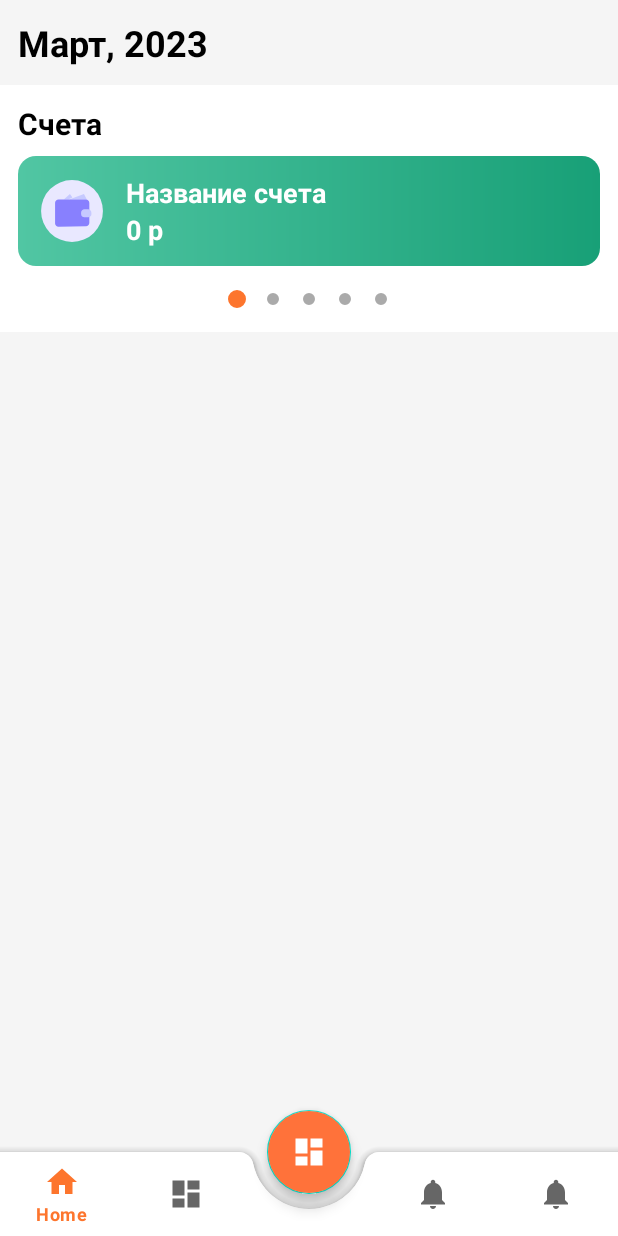
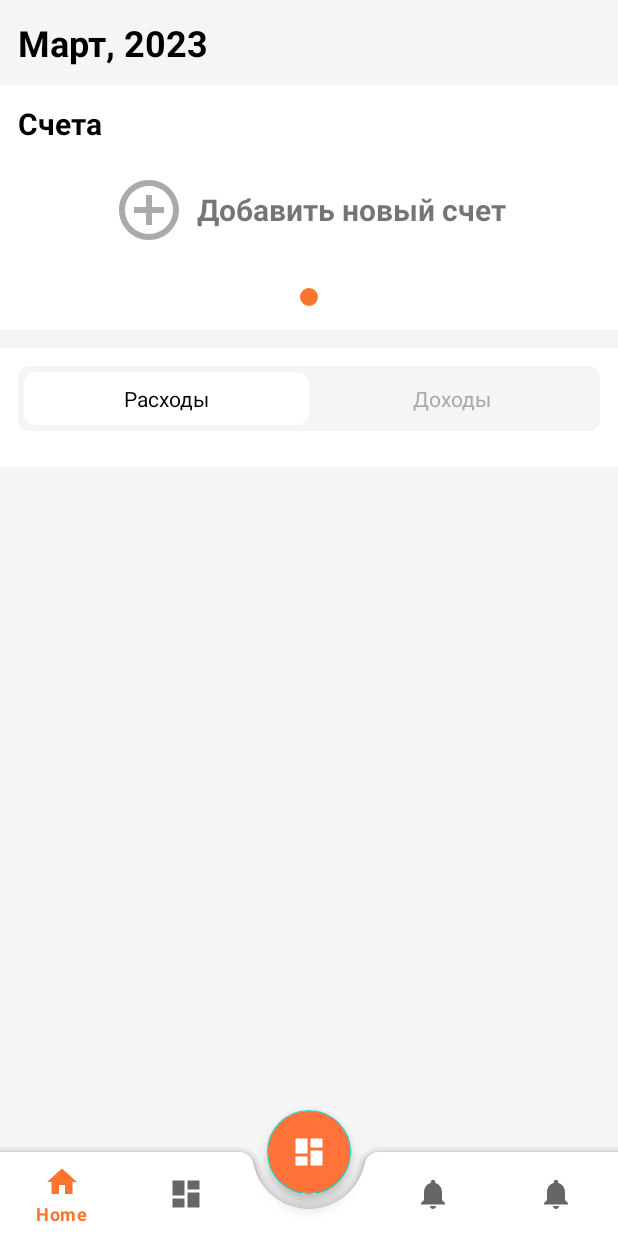
Before and after one commit to artemObrazumov/MoneySaver, an Android app: the screen it shows after launch (MainActivity), on a phone screen of 412 x 824 dp. Run offline under Robolectric (Android 15) with nearby library versions, the phone set to English and light mode, and no system bars; our stand-ins replace navigation-ui.

Commit message:
design tweaks

```diff
--- a/app/src/main/AndroidManifest.xml
+++ b/app/src/main/AndroidManifest.xml
@@ -11,6 +11,9 @@
         android:supportsRtl="true"
         android:theme="@style/Theme.MoneySaver"
         tools:targetApi="31">
+        <activity
+            android:name=".ui.bill_editor.BillEditorActivity"
+            android:exported="false" />
         <activity
             android:name=".ui.transaction_editor.TransactionEditorActivity"
             android:exported="false" />
--- a/app/src/main/java/com/borsch_team/moneysaver/ui/adapter/BillsAdapter.kt
+++ b/app/src/main/java/com/borsch_team/moneysaver/ui/adapter/BillsAdapter.kt
@@ -3,11 +3,20 @@ package com.borsch_team.moneysaver.ui.adapter
 import androidx.fragment.app.Fragment
 import androidx.fragment.app.FragmentActivity
 import androidx.viewpager2.adapter.FragmentStateAdapter
+import com.borsch_team.moneysaver.ui.bill_slide.BillLastSlideFragment
 import com.borsch_team.moneysaver.ui.bill_slide.BillSlideFragment
 
 class BillsAdapter(
     activity: FragmentActivity,
+    private val onNewBillClicked: () -> Unit
 ): FragmentStateAdapter(activity) {
-    override fun getItemCount(): Int = 5
-    override fun createFragment(position: Int): Fragment = BillSlideFragment()
+    override fun getItemCount(): Int = 1
+    override fun createFragment(position: Int): Fragment =
+        if (position < 0) {
+            BillSlideFragment()
+        } else {
+            BillLastSlideFragment {
+                onNewBillClicked()
+            }
+        }
 }
--- /dev/null
+++ b/app/src/main/java/com/borsch_team/moneysaver/ui/bill_slide/BillLastSlideFragment.kt
@@ -0,0 +1,27 @@
+package com.borsch_team.moneysaver.ui.bill_slide
+
+import android.os.Bundle
+import android.view.LayoutInflater
+import android.view.View
+import android.view.ViewGroup
+import androidx.fragment.app.Fragment
+import com.borsch_team.moneysaver.databinding.BillItemBinding
+import com.borsch_team.moneysaver.databinding.BillLastItemBinding
+
+class BillLastSlideFragment(
+    private val onNewBillClicked: () -> Unit
+): Fragment() {
+    private lateinit var binding: BillLastItemBinding
+
+    override fun onCreateView(
+        inflater: LayoutInflater,
+        container: ViewGroup?,
+        savedInstanceState: Bundle?
+    ): View {
+        binding = BillLastItemBinding.inflate(inflater, container, false)
+        binding.root.setOnClickListener {
+            onNewBillClicked()
+        }
+        return binding.root
+    }
+}
--- a/app/src/main/java/com/borsch_team/moneysaver/ui/home/HomeFragment.kt
+++ b/app/src/main/java/com/borsch_team/moneysaver/ui/home/HomeFragment.kt
@@ -1,15 +1,17 @@
 package com.borsch_team.moneysaver.ui.home
 
+import android.content.Intent
 import android.os.Bundle
-import android.view.LayoutInflater
-import android.view.View
-import android.view.ViewGroup
+import android.view.*
+import android.view.View.OnClickListener
 import android.widget.TextView
 import androidx.fragment.app.Fragment
 import androidx.lifecycle.ViewModelProvider
 import androidx.viewpager2.widget.MarginPageTransformer
+import com.borsch_team.moneysaver.R
 import com.borsch_team.moneysaver.databinding.FragmentHomeBinding
 import com.borsch_team.moneysaver.ui.adapter.BillsAdapter
+import com.borsch_team.moneysaver.ui.bill_editor.BillEditorActivity
 import com.google.android.material.tabs.TabLayout
 import com.google.android.material.tabs.TabLayoutMediator
 
@@ -26,10 +28,35 @@ class HomeFragment : Fragment() {
     ): View {
         viewModel = ViewModelProvider(this)[HomeViewModel::class.java]
         binding = FragmentHomeBinding.inflate(inflater, container, false)
-        adapter = BillsAdapter(requireActivity())
+        adapter = BillsAdapter(requireActivity()) {
+            startActivity(Intent(requireContext(), BillEditorActivity::class.java))
+        }
         binding.billsPager.setPageTransformer(MarginPageTransformer(40))
         binding.billsPager.adapter = adapter
         TabLayoutMediator(binding.tabDots, binding.billsPager, true) { _, _ -> }.attach()
+        initializeTabs()
         return binding.root
     }
+
+    private fun initializeTabs() {
+        val selectedColor = binding.tabExpenses.textColors
+        val unselectedColor = binding.tabIncome.textColors
+        val tabListener = OnClickListener {
+            when (it.id) {
+                R.id.tab_expenses -> {
+                    binding.tabSelector.animate().x(0f).duration = 100L
+                    binding.tabExpenses.setTextColor(selectedColor)
+                    binding.tabIncome.setTextColor(unselectedColor)
+                }
+                R.id.tab_income -> {
+                    val size = binding.tabIncome.width.toFloat()
+                    binding.tabSelector.animate().x(size).duration = 100L
+                    binding.tabExpenses.setTextColor(unselectedColor)
+                    binding.tabIncome.setTextColor(selectedColor)
+                }
+            }
+        }
+        binding.tabExpenses.setOnClickListener(tabListener)
+        binding.tabIncome.setOnClickListener(tabListener)
+    }
 }
--- /dev/null
+++ b/app/src/main/res/drawable/background_selector.xml
@@ -0,0 +1,9 @@
+<?xml version="1.0" encoding="utf-8"?>
+<selector xmlns:android="http://schemas.android.com/apk/res/android">
+    <item>
+        <shape>
+            <solid android:color="@color/white"/>
+            <corners android:radius="8dp"/>
+        </shape>
+    </item>
+</selector>
--- a/app/src/main/res/drawable/ic_card.xml
+++ /dev/null
@@ -1,7 +0,0 @@
-<vector android:height="24dp" android:viewportHeight="1024"
-    android:viewportWidth="1024" android:width="24dp" xmlns:android="http://schemas.android.com/apk/res/android">
-    <path android:fillColor="#E9E8FF" android:pathData="M512,512m-480,0a480,480 0,1 0,960 0,480 480,0 1,0 -960,0Z"/>
-    <path android:fillColor="#C6C9FF" android:pathData="M467.2,332.8l230.4,-83.2 44.8,83.2zM384,332.8l96,-83.2 38.4,51.2 -64,32z"/>
-    <path android:fillColor="#8880FE" android:pathData="M300.8,755.2c-25.6,0 -51.2,-25.6 -51.2,-51.2V384c0,-25.6 25.6,-51.2 51.2,-51.2h428.8c25.6,0 51.2,25.6 51.2,51.2v313.6c0,25.6 -25.6,51.2 -51.2,51.2l-428.8,6.4z"/>
-    <path android:fillColor="#C6C9FF" android:pathData="M761.6,608H704c-25.6,0 -51.2,-19.2 -51.2,-51.2v-19.2c0,-25.6 25.6,-51.2 51.2,-51.2h57.6c25.6,0 51.2,19.2 51.2,51.2v25.6c0,25.6 -19.2,44.8 -51.2,44.8z"/>
-</vector>
--- /dev/null
+++ b/app/src/main/res/drawable/input_background.xml
@@ -0,0 +1,5 @@
+<?xml version="1.0" encoding="utf-8"?>
+<shape xmlns:android="http://schemas.android.com/apk/res/android">
+    <solid android:color="@color/backgroundOrange"/>
+    <corners android:radius="8dp"/>
+</shape>
--- /dev/null
+++ b/app/src/main/res/drawable/tabs_background.xml
@@ -0,0 +1,5 @@
+<?xml version="1.0" encoding="utf-8"?>
+<shape xmlns:android="http://schemas.android.com/apk/res/android">
+    <solid android:color="@color/background"/>
+    <corners android:radius="8dp"/>
+</shape>
--- a/app/src/main/res/layout/bill_item.xml
+++ b/app/src/main/res/layout/bill_item.xml
@@ -37,7 +37,6 @@
         android:layout_width="48dp"
         android:layout_height="48dp"
         android:padding="2dp"
-        android:src="@drawable/ic_card"
         app:layout_constraintBottom_toBottomOf="parent"
         app:layout_constraintStart_toStartOf="parent"
         app:layout_constraintTop_toTopOf="parent" />
--- /dev/null
+++ b/app/src/main/res/layout/bill_last_item.xml
@@ -0,0 +1,39 @@
+<?xml version="1.0" encoding="utf-8"?>
+<androidx.constraintlayout.widget.ConstraintLayout xmlns:android="http://schemas.android.com/apk/res/android"
+    xmlns:app="http://schemas.android.com/apk/res-auto"
+    xmlns:tools="http://schemas.android.com/tools"
+    android:layout_width="match_parent"
+    android:layout_height="wrap_content"
+    android:padding="12dp"
+    android:background="?attr/selectableItemBackground"
+    android:clickable="true"
+    android:focusable="true"
+    android:layout_marginHorizontal="8dp">
+
+    <LinearLayout
+        android:id="@+id/button"
+        android:layout_width="wrap_content"
+        android:layout_height="wrap_content"
+        app:layout_constraintBottom_toBottomOf="parent"
+        app:layout_constraintEnd_toEndOf="parent"
+        app:layout_constraintStart_toStartOf="parent"
+        app:layout_constraintTop_toTopOf="parent">
+
+        <ImageView
+            android:layout_width="48dp"
+            android:layout_height="48dp"
+            android:src="@drawable/baseline_add_circle_outline_24"
+            app:tint="@android:color/darker_gray" />
+
+        <TextView
+            android:layout_width="wrap_content"
+            android:layout_height="match_parent"
+            android:gravity="center"
+            android:text="@string/add_bill"
+            android:layout_marginStart="8dp"
+            android:textStyle="bold"
+            android:textSize="20sp"/>
+
+    </LinearLayout>
+
+</androidx.constraintlayout.widget.ConstraintLayout>
--- a/app/src/main/res/layout/fragment_home.xml
+++ b/app/src/main/res/layout/fragment_home.xml
@@ -60,5 +60,73 @@
 
         </androidx.constraintlayout.widget.ConstraintLayout>
 
+        <androidx.constraintlayout.widget.ConstraintLayout
+            style="@style/container"
+            android:layout_width="match_parent"
+            android:layout_height="wrap_content"
+            android:layout_marginTop="12dp"
+            app:layout_constraintTop_toBottomOf="@+id/constraintLayout">
+
+            <LinearLayout
+                android:id="@+id/linearLayout"
+                android:layout_width="match_parent"
+                android:layout_height="wrap_content"
+                android:background="@drawable/tabs_background"
+                android:padding="4dp"
+                app:layout_constraintTop_toTopOf="parent">
+
+                <TextView
+                    android:id="@+id/tab_selector"
+                    android:layout_width="0dp"
+                    android:layout_height="wrap_content"
+                    android:layout_weight="1"
+                    android:background="@drawable/background_selector"
+                    android:padding="8dp" />
+
+                <TextView
+                    android:layout_width="0dp"
+                    android:layout_height="wrap_content"
+                    android:layout_weight="1"
+                    android:padding="8dp" />
+
+            </LinearLayout>
+
+            <LinearLayout
+                android:layout_width="match_parent"
+                android:layout_height="wrap_content"
+                app:layout_constraintTop_toTopOf="parent"
+                android:padding="4dp">
+
+                <TextView
+                    android:id="@+id/tab_expenses"
+                    android:layout_width="0dp"
+                    android:layout_height="wrap_content"
+                    android:layout_weight="1"
+                    android:gravity="center"
+                    android:padding="8dp"
+                    android:textColor="@color/black"
+                    android:text="@string/expenses" />
+
+                <TextView
+                    android:id="@+id/tab_income"
+                    android:layout_width="0dp"
+                    android:layout_height="wrap_content"
+                    android:layout_weight="1"
+                    android:gravity="center"
+                    android:padding="8dp"
+                    android:textColor="@android:color/darker_gray"
+                    android:text="@string/income" />
+
+            </LinearLayout>
+
+            <androidx.viewpager2.widget.ViewPager2
+                android:id="@+id/transactionsAdapter"
+                android:layout_width="match_parent"
+                android:layout_height="wrap_content"
+                app:layout_constraintTop_toBottomOf="@+id/linearLayout"
+                android:layout_marginTop="12dp" />
+
+        </androidx.constraintlayout.widget.ConstraintLayout>
+
     </androidx.constraintlayout.widget.ConstraintLayout>
 </ScrollView>
--- /dev/null
+++ b/app/src/main/res/layout/transaction_item.xml
@@ -0,0 +1,6 @@
+<?xml version="1.0" encoding="utf-8"?>
+<androidx.constraintlayout.widget.ConstraintLayout xmlns:android="http://schemas.android.com/apk/res/android"
+    android:layout_width="match_parent"
+    android:layout_height="match_parent">
+
+</androidx.constraintlayout.widget.ConstraintLayout>
--- a/app/src/main/res/values/colors.xml
+++ b/app/src/main/res/values/colors.xml
@@ -3,6 +3,7 @@
     <color name="purple_200">#FF723A</color>
     <color name="purple_500">#FD752D</color>
     <color name="purple_700">#FF5B2B</color>
+    <color name="backgroundOrange">#FFEFEB</color>
     <color name="teal_200">#FF03DAC5</color>
     <color name="teal_700">#FF018786</color>
     <color name="black">#FF000000</color>
--- a/app/src/main/res/values/strings.xml
+++ b/app/src/main/res/values/strings.xml
@@ -4,4 +4,10 @@
     <string name="title_dashboard">Dashboard</string>
     <string name="title_notifications">Notifications</string>
     <string name="bills">Счета</string>
+    <string name="add_bill">Добавить новый счет</string>
+    <string name="save">Сохранить</string>
+    <string name="expenses">Расходы</string>
+    <string name="income">Доходы</string>
+    <string name="name">Название</string>
+    <string name="billType">Тип счёта</string>
 </resources>
--- a/app/src/main/res/values/themes.xml
+++ b/app/src/main/res/values/themes.xml
@@ -21,4 +21,8 @@
     <style name="ShapeAppearanceOverlay.App.CornerSize50Percent" parent="">
         <item name="cornerSize">50%</item>
     </style>
+    <style name="edittext" parent="">
+        <item name="android:background">@drawable/edittext_selector</item>
+        <item name="android:padding">12dp</item>
+    </style>
 </resources>
```
Also changed, not shown: app/src/main/java/com/borsch_team/moneysaver/ui/bill_editor/BillEditorActivity.kt (added, +45 -0 lines), app/src/main/res/drawable/edittext_selector.xml (added, +18 -0 lines), app/src/main/res/drawable/ic_bag.xml (deleted, +0 -7 lines), app/src/main/res/layout/activity_bill_editor.xml (added, +75 -0 lines), app/src/main/res/menu/editor_menu.xml (added, +8 -0 lines).
